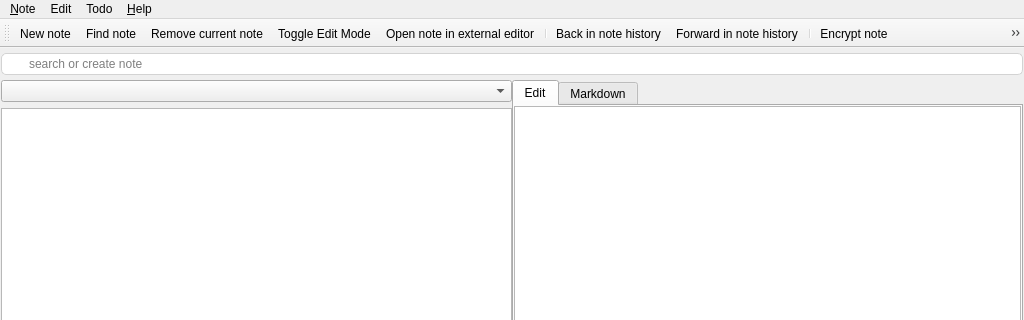
The window that src/mainwindow.ui (pbek/QOwnNotes) describes before a commit, drawn with Qt 5; both pictures show x 0 to 1024 and y 0 to 320 of the 1024 by 768 pixel window.
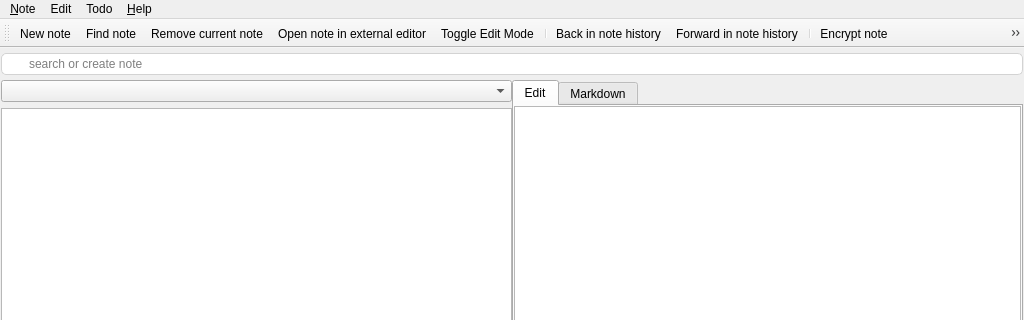
The same window after the commit. Icons and pictures are not drawn. Custom widgets are drawn as their Qt base class.

Commit message: switched two buttons

Patch:
```diff
--- a/src/mainwindow.ui
+++ b/src/mainwindow.ui
@@ -346,8 +346,8 @@
    <addaction name="action_Note_note"/>
    <addaction name="action_Find_note"/>
    <addaction name="action_Remove_note"/>
-   <addaction name="actionToggleEditMode"/>
    <addaction name="action_Open_note_in_external_editor"/>
+   <addaction name="actionToggleEditMode"/>
    <addaction name="separator"/>
    <addaction name="action_Back_in_note_history"/>
    <addaction name="action_Forward_in_note_history"/>
```
